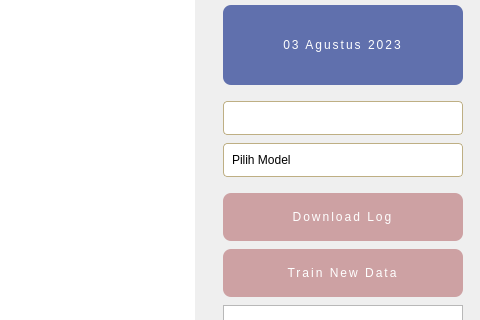
Old version of the form 123.ui in the repository YapZanan/face_attendant; both pictures show x 407 to 887 and y 124 to 444 of the 887 by 791 pixel window.
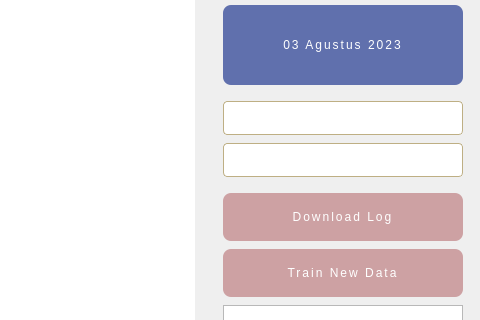
New version of the form. Icons and pictures are not drawn.

```diff
--- a/123.ui
+++ b/123.ui
@@ -475,11 +475,6 @@
 
 </string>
           </property>
-          <item>
-           <property name="text">
-            <string>Pilih Model</string>
-           </property>
-          </item>
          </widget>
         </item>
         <item>
```
